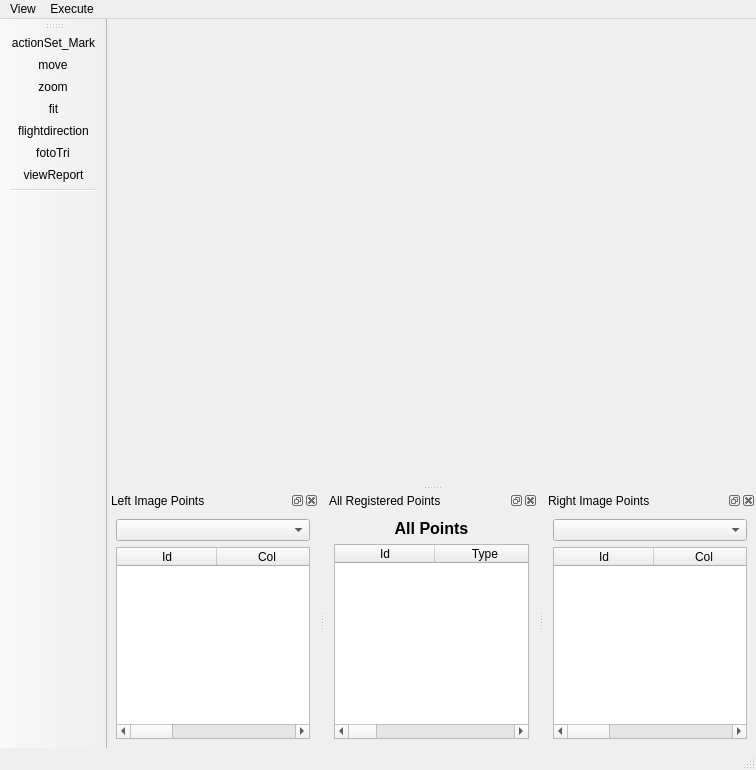
Old version of the form branches/SandBox/trunk_PT/qt/interface/FotoTriForm.ui in the repository e-foto/e-foto.
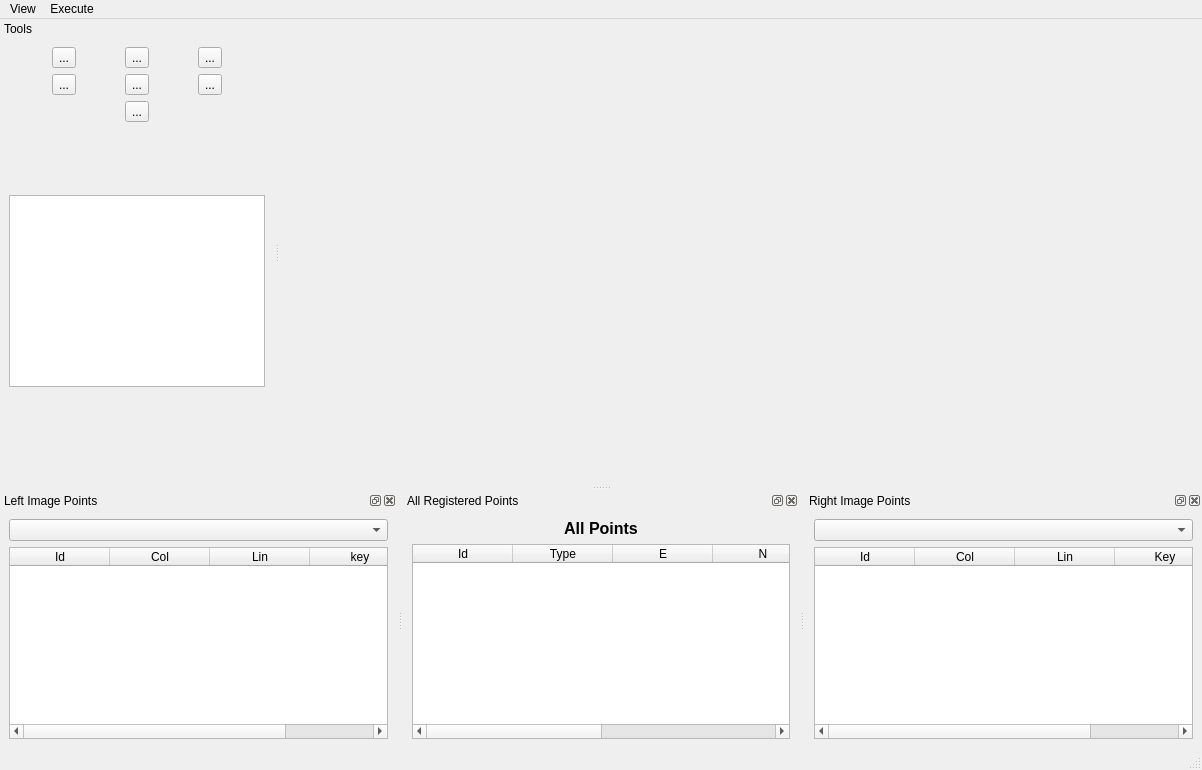
New version of the form. Icons and pictures are not drawn. Custom widgets are drawn as their Qt base class.

Diff of the .ui file:
```diff
--- a/branches/SandBox/trunk_PT/qt/interface/FotoTriForm.ui
+++ b/branches/SandBox/trunk_PT/qt/interface/FotoTriForm.ui
@@ -6,7 +6,7 @@
    <rect>
     <x>0</x>
     <y>0</y>
-    <width>756</width>
+    <width>1202</width>
     <height>770</height>
    </rect>
   </property>
@@ -45,7 +45,7 @@
     <rect>
      <x>0</x>
      <y>0</y>
-     <width>756</width>
+     <width>1202</width>
      <height>23</height>
     </rect>
    </property>
@@ -63,58 +63,6 @@
    <addaction name="menuView"/>
    <addaction name="menuExecute"/>
   </widget>
-  <widget class="QToolBar" name="toolBar">
-   <property name="enabled">
-    <bool>true</bool>
-   </property>
-   <property name="sizePolicy">
-    <sizepolicy hsizetype="Fixed" vsizetype="Preferred">
-     <horstretch>0</horstretch>
-     <verstretch>0</verstretch>
-    </sizepolicy>
-   </property>
-   <property name="maximumSize">
-    <size>
-     <width>16777215</width>
-     <height>16777212</height>
-    </size>
-   </property>
-   <property name="windowTitle">
-    <string>toolBar</string>
-   </property>
-   <property name="layoutDirection">
-    <enum>Qt::LeftToRight</enum>
-   </property>
-   <property name="autoFillBackground">
-    <bool>false</bool>
-   </property>
-   <property name="movable">
-    <bool>true</bool>
-   </property>
-   <property name="allowedAreas">
-    <set>Qt::LeftToolBarArea</set>
-   </property>
-   <property name="toolButtonStyle">
-    <enum>Qt::ToolButtonIconOnly</enum>
-   </property>
-   <property name="floatable">
-    <bool>true</bool>
-   </property>
-   <attribute name="toolBarArea">
-    <enum>LeftToolBarArea</enum>
-   </attribute>
-   <attribute name="toolBarBreak">
-    <bool>false</bool>
-   </attribute>
-   <addaction name="actionSet_Mark"/>
-   <addaction name="actionMove"/>
-   <addaction name="actionZoom"/>
-   <addaction name="actionFit_View"/>
-   <addaction name="actionFlightDirection"/>
-   <addaction name="actionFoto_Tri"/>
-   <addaction name="actionView_Report"/>
-   <addaction name="separator"/>
-  </widget>
   <widget class="QStatusBar" name="statusBar"/>
   <widget class="QDockWidget" name="leftImageDock">
    <property name="features">
@@ -329,6 +277,251 @@
     </layout>
    </widget>
   </widget>
+  <widget class="QDockWidget" name="toolsDockWidget">
+   <property name="sizePolicy">
+    <sizepolicy hsizetype="Expanding" vsizetype="Preferred">
+     <horstretch>0</horstretch>
+     <verstretch>0</verstretch>
+    </sizepolicy>
+   </property>
+   <property name="minimumSize">
+    <size>
+     <width>201</width>
+     <height>466</height>
+    </size>
+   </property>
+   <property name="maximumSize">
+    <size>
+     <width>500</width>
+     <height>524287</height>
+    </size>
+   </property>
+   <property name="baseSize">
+    <size>
+     <width>200</width>
+     <height>300</height>
+    </size>
+   </property>
+   <property name="features">
+    <set>QDockWidget::DockWidgetMovable</set>
+   </property>
+   <property name="allowedAreas">
+    <set>Qt::LeftDockWidgetArea|Qt::RightDockWidgetArea</set>
+   </property>
+   <property name="windowTitle">
+    <string>Tools</string>
+   </property>
+   <attribute name="dockWidgetArea">
+    <number>1</number>
+   </attribute>
+   <widget class="QWidget" name="dockWidgetContents_2">
+    <layout class="QVBoxLayout" name="verticalLayout_5">
+     <item>
+      <layout class="QGridLayout" name="gridLayout">
+       <item row="0" column="0">
+        <widget class="QToolButton" name="markToolButton">
+         <property name="text">
+          <string>...</string>
+         </property>
+         <property name="icon">
+          <iconset resource="../resource/resource.qrc">
+           <normaloff>:/icon/mark.png</normaloff>:/icon/mark.png</iconset>
+         </property>
+         <property name="iconSize">
+          <size>
+           <width>32</width>
+           <height>32</height>
+          </size>
+         </property>
+        </widget>
+       </item>
+       <item row="0" column="1">
+        <widget class="QToolButton" name="moveToolButton">
+         <property name="text">
+          <string>...</string>
+         </property>
+         <property name="icon">
+          <iconset resource="../resource/resource.qrc">
+           <normaloff>:/icon/move.png</normaloff>:/icon/move.png</iconset>
+         </property>
+         <property name="iconSize">
+          <size>
+           <width>32</width>
+           <height>32</height>
+          </size>
+         </property>
+        </widget>
+       </item>
+       <item row="0" column="2">
+        <widget class="QToolButton" name="zoomToolButton">
+         <property name="text">
+          <string>...</string>
+         </property>
+         <property name="icon">
+          <iconset resource="../resource/resource.qrc">
+           <normaloff>:/icon/find.png</normaloff>:/icon/find.png</iconset>
+         </property>
+         <property name="iconSize">
+          <size>
+           <width>32</width>
+           <height>32</height>
+          </size>
+         </property>
+        </widget>
+       </item>
+       <item row="1" column="0">
+        <widget class="QToolButton" name="fitToolButton">
+         <property name="text">
+          <string>...</string>
+         </property>
+         <property name="icon">
+          <iconset resource="../resource/resource.qrc">
+           <normaloff>:/icon/fit.png</normaloff>:/icon/fit.png</iconset>
+         </property>
+         <property name="iconSize">
+          <size>
+           <width>32</width>
+           <height>32</height>
+          </size>
+         </property>
+        </widget>
+       </item>
+       <item row="1" column="1">
+        <widget class="QToolButton" name="flightDirectionToolButton">
+         <property name="text">
+          <string>...</string>
+         </property>
+         <property name="icon">
+          <iconset resource="../resource/resource.qrc">
+           <normaloff>:/icon/fd.png</normaloff>:/icon/fd.png</iconset>
+         </property>
+         <property name="iconSize">
+          <size>
+           <width>32</width>
+           <height>32</height>
+          </size>
+         </property>
+        </widget>
+       </item>
+       <item row="1" column="2">
+        <widget class="QToolButton" name="calculateFotoTriToolButton">
+         <property name="text">
+          <string>...</string>
+         </property>
+         <property name="icon">
+          <iconset resource="../resource/resource.qrc">
+           <normaloff>:/icon/exterior.png</normaloff>:/icon/exterior.png</iconset>
+         </property>
+         <property name="iconSize">
+          <size>
+           <width>32</width>
+           <height>32</height>
+          </size>
+         </property>
+        </widget>
+       </item>
+       <item row="2" column="1">
+        <widget class="QToolButton" name="viewReportToolButton">
+         <property name="text">
+          <string>...</string>
+         </property>
+         <property name="icon">
+          <iconset resource="../resource/resource.qrc">
+           <normaloff>:/icon/table.png</normaloff>:/icon/table.png</iconset>
+         </property>
+         <property name="iconSize">
+          <size>
+           <width>32</width>
+           <height>32</height>
+          </size>
+         </property>
+        </widget>
+       </item>
+      </layout>
+     </item>
+     <item>
+      <spacer name="verticalSpacer_2">
+       <property name="orientation">
+        <enum>Qt::Vertical</enum>
+       </property>
+       <property name="sizeType">
+        <enum>QSizePolicy::Fixed</enum>
+       </property>
+       <property name="sizeHint" stdset="0">
+        <size>
+         <width>20</width>
+         <height>44</height>
+        </size>
+       </property>
+      </spacer>
+     </item>
+     <item>
+      <layout class="QVBoxLayout" name="verticalLayout_4">
+       <item>
+        <widget class="QLabel" name="pointIdLabel">
+         <property name="sizePolicy">
+          <sizepolicy hsizetype="Preferred" vsizetype="Fixed">
+           <horstretch>0</horstretch>
+           <verstretch>0</verstretch>
+          </sizepolicy>
+         </property>
+         <property name="minimumSize">
+          <size>
+           <width>0</width>
+           <height>17</height>
+          </size>
+         </property>
+         <property name="maximumSize">
+          <size>
+           <width>16777215</width>
+           <height>17</height>
+          </size>
+         </property>
+         <property name="text">
+          <string/>
+         </property>
+         <property name="alignment">
+          <set>Qt::AlignCenter</set>
+         </property>
+        </widget>
+       </item>
+       <item>
+        <widget class="QListWidget" name="imagesPointListWidget">
+         <property name="sizePolicy">
+          <sizepolicy hsizetype="Expanding" vsizetype="MinimumExpanding">
+           <horstretch>0</horstretch>
+           <verstretch>0</verstretch>
+          </sizepolicy>
+         </property>
+         <property name="maximumSize">
+          <size>
+           <width>16777215</width>
+           <height>300</height>
+          </size>
+         </property>
+        </widget>
+       </item>
+      </layout>
+     </item>
+     <item>
+      <spacer name="verticalSpacer">
+       <property name="orientation">
+        <enum>Qt::Vertical</enum>
+       </property>
+       <property name="sizeType">
+        <enum>QSizePolicy::Expanding</enum>
+       </property>
+       <property name="sizeHint" stdset="0">
+        <size>
+         <width>20</width>
+         <height>40</height>
+        </size>
+       </property>
+      </spacer>
+     </item>
+    </layout>
+   </widget>
+  </widget>
   <action name="actionSet_Mark">
    <property name="checkable">
     <bool>true</bool>
```
Left out of the diff: 2 changed lines with no effect on the pictures.
